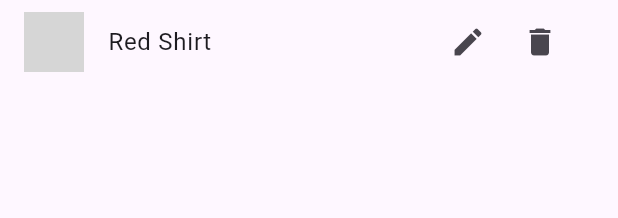
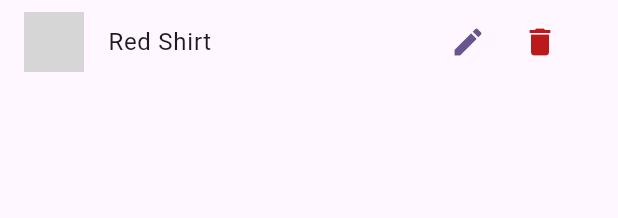
Before and after one commit to jonasaugust1/shop_flutter, a Flutter app: the ProductItemWidget widget shown alone on an empty page, opened directly with sample values from the repository, on a phone screen of 412 x 824 dp. Shown: the top 218 px of the screen. Run offline on Flutter 3.47's test engine with Material 3 defaults, Android fonts, the phone set to English and light mode, and no system bars; network calls fail; grey boxes are pictures that could not be loaded.

```diff
--- a/lib/main.dart
+++ b/lib/main.dart
@@ -6,6 +6,7 @@ import 'package:shop/models/product_list.dart';
 import 'package:shop/screens/cart_screen.dart';
 import 'package:shop/screens/order_screen.dart';
 import 'package:shop/screens/product_datail_screen.dart';
+import 'package:shop/screens/product_form_screen.dart';
 import 'package:shop/screens/products_screen.dart';
 import 'package:shop/screens/products_overview_screen.dart';
 
@@ -49,7 +50,8 @@ class MyApp extends StatelessWidget {
           ProductDatailScreen.routeName: (ctx) => ProductDatailScreen(),
           CartScreen.routeName: (ctx) => const CartScreen(),
           OrderScreen.routeName: (ctx) => const OrderScreen(),
-          ProductsScreen.routeName: (ctx) => const ProductsScreen()
+          ProductsScreen.routeName: (ctx) => const ProductsScreen(),
+          ProductFormScreen.routeName: (ctx) => const ProductFormScreen()
         },
       ),
     );
--- a/lib/widgets/product_item_widget.dart
+++ b/lib/widgets/product_item_widget.dart
@@ -19,11 +19,17 @@ class ProductItemWidget extends StatelessWidget {
           children: [
             IconButton(
               onPressed: () {},
-              icon: Icon(Icons.edit)
+              icon: Icon(
+                Icons.edit,
+                color: Theme.of(context).colorScheme.primary,
+              )
             ),
             IconButton(
               onPressed: () {},
-              icon: Icon(Icons.delete)
+              icon: Icon(
+                Icons.delete,
+                color: Theme.of(context).colorScheme.error
+              )
             )
           ],
         ),
```
Also changed, not shown: lib/screens/product_form_screen.dart (added, +21 -0 lines), lib/screens/products_screen.dart (+9 -0 lines).
